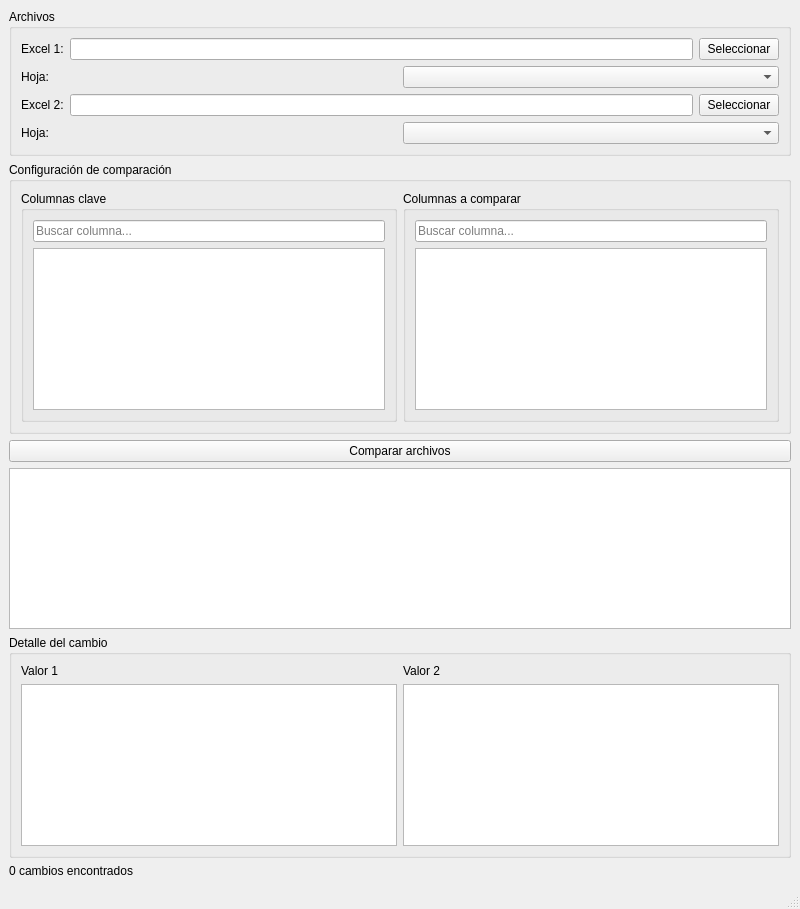
Above: src/ui/main_window.ui from CristinaCG/ComparadorExcel before the change. Below: the same form after it.
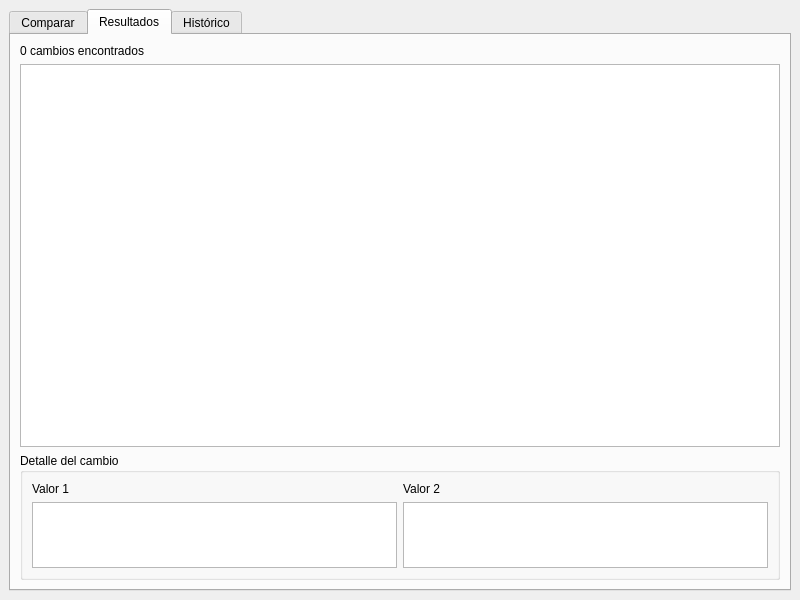
That is the form after the change. The open tabs and pages were chosen to show the change.

Commit message: Reestructuración de la interfaz en pestañas

Patch:
```diff
--- a/src/ui/main_window.ui
+++ b/src/ui/main_window.ui
@@ -7,7 +7,7 @@
     <x>0</x>
     <y>0</y>
     <width>800</width>
-    <height>909</height>
+    <height>600</height>
    </rect>
   </property>
   <property name="minimumSize">
@@ -26,6 +26,16 @@
      <height>0</height>
     </size>
    </property>
+   <layout class="QVBoxLayout" name="verticalLayout_3">
+    <item>
+     <widget class="QTabWidget" name="tabWidget">
+      <property name="currentIndex">
+       <number>0</number>
+      </property>
+      <widget class="QWidget" name="tab_comparar">
+       <attribute name="title">
+        <string>Comparar</string>
+       </attribute>
    <layout class="QVBoxLayout" name="verticalLayout_2">
     <item>
      <widget class="QGroupBox" name="groupBoxArchivos">
@@ -186,10 +196,24 @@
       </property>
      </widget>
     </item>
+       </layout>
+      </widget>
+      <widget class="QWidget" name="tab_resultados">
+       <attribute name="title">
+        <string>Resultados</string>
+       </attribute>
+       <layout class="QVBoxLayout" name="verticalLayout_8" stretch="0,3,1">
+        <item>
+         <widget class="QLabel" name="labelResumen">
+          <property name="text">
+           <string>0 cambios encontrados</string>
+          </property>
+         </widget>
+        </item>
     <item>
      <widget class="QTableView" name="tableViewCambios">
       <property name="sizePolicy">
-       <sizepolicy hsizetype="Minimum" vsizetype="Minimum">
+           <sizepolicy hsizetype="Expanding" vsizetype="Expanding">
         <horstretch>0</horstretch>
         <verstretch>0</verstretch>
        </sizepolicy>
@@ -211,14 +235,14 @@
     <item>
      <widget class="QGroupBox" name="groupBoxDetalle">
       <property name="sizePolicy">
-       <sizepolicy hsizetype="Maximum" vsizetype="Minimum">
+           <sizepolicy hsizetype="Expanding" vsizetype="Preferred">
         <horstretch>0</horstretch>
         <verstretch>0</verstretch>
        </sizepolicy>
       </property>
       <property name="minimumSize">
        <size>
-        <width>782</width>
+            <width>0</width>
         <height>100</height>
        </size>
       </property>
@@ -245,7 +269,7 @@
         </layout>
        </item>
        <item>
-        <layout class="QVBoxLayout" name="verticalLayout_3">
+            <layout class="QVBoxLayout" name="verticalLayout_Valor2">
          <item>
           <widget class="QLabel" name="labelValor2">
            <property name="text">
@@ -265,11 +289,13 @@
       </layout>
      </widget>
     </item>
-    <item>
-     <widget class="QLabel" name="labelResumen">
-      <property name="text">
-       <string>0 cambios encontrados</string>
-      </property>
+       </layout>
+      </widget>
+      <widget class="QWidget" name="tab_historico">
+       <attribute name="title">
+        <string>Histórico</string>
+       </attribute>
+      </widget>
      </widget>
     </item>
    </layout>
@@ -284,7 +310,6 @@
     </rect>
    </property>
   </widget>
-  <widget class="QStatusBar" name="statusbar"/>
  </widget>
  <resources/>
  <connections/>
```
Left out of the diff: 2 changed lines with no effect on the pictures. Lines whose indentation alone changed are shown as unchanged. The commit also changes 3 other files.
